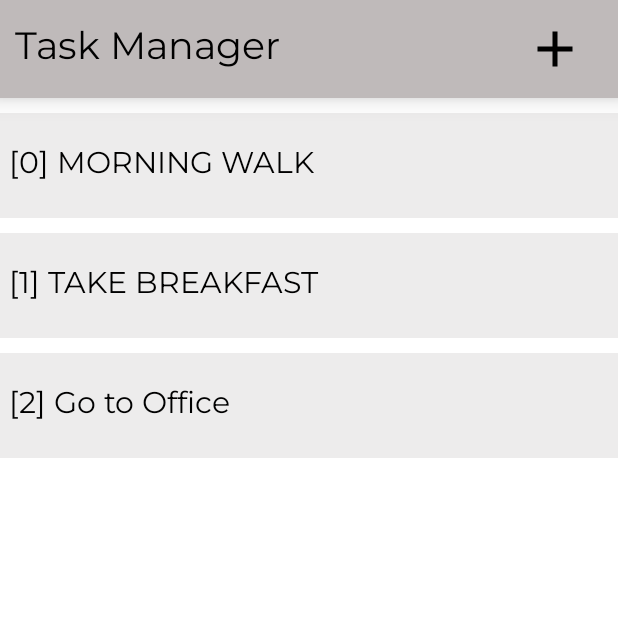
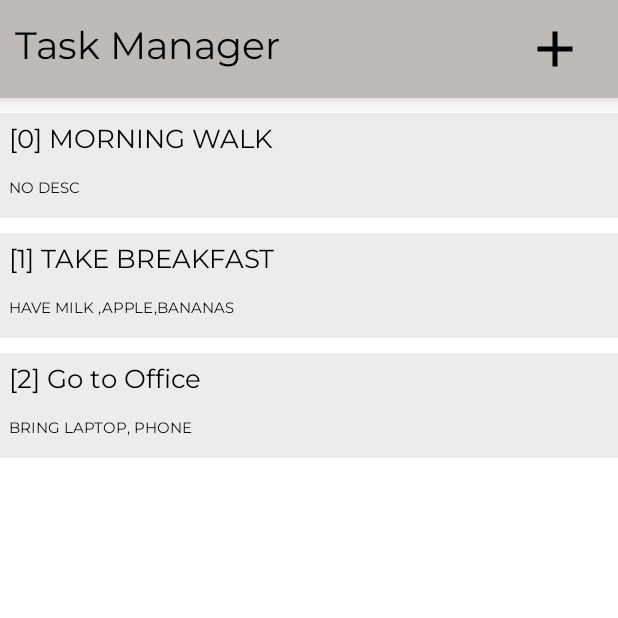
Before and after one commit to Mehraj-ud-din-Bhat/androidClass, an Android app: the screen it shows after launch (MainActivity), on a phone screen of 412 x 824 dp, the top half of it. Run offline under Robolectric (Android 15) with nearby library versions, the phone set to English and light mode, and no system bars.

Commit message:
UI ADD TASK

```diff
--- a/app/src/main/java/com/example/personapp/MainActivity.java
+++ /dev/null
@@ -1,56 +0,0 @@
-package com.example.personapp;
-
-import androidx.appcompat.app.AppCompatActivity;
-import androidx.recyclerview.widget.LinearLayoutManager;
-import androidx.recyclerview.widget.RecyclerView;
-
-import android.content.Intent;
-import android.os.Bundle;
-import android.util.Log;
-import android.view.View;
-import android.widget.Button;
-import android.widget.EditText;
-import android.widget.TextView;
-import android.widget.Toast;
-
-import java.util.ArrayList;
-
-public class MainActivity extends AppCompatActivity {
-
-
-   ArrayList<Task> list=new ArrayList<>();
-
-  RecyclerView recyclerView;
-
-
-
-    @Override
-    protected void onCreate(Bundle savedInstanceState) {
-        super.onCreate(savedInstanceState);
-        setContentView(R.layout.activity_main);
-        recyclerView=findViewById(R.id.rv_taskList);
-       initRecycler();
-
-
-    }
-
-
-    public void  initRecycler()
-    {
-        list.add(new Task("MORNING WALK","jsjsjjsjs"));
-        list.add(new Task("TAKE BREAKFAST","jsjsjjsjs"));
-        list.add(new Task("Go to Office","jsjsjjsjs"));
-        TaskAdapter taskAdapter=new TaskAdapter(list);
-        recyclerView.setAdapter(taskAdapter);
-        recyclerView.setLayoutManager(new LinearLayoutManager(this));
-    }
-
-
-
-
-
-
-
-
-
-}
--- a/app/src/main/java/com/example/personapp/Task.java
+++ /dev/null
@@ -1,11 +0,0 @@
-package com.example.personapp;
-
-public class Task {
-    String taskName;
-    String taskDescription;
-
-    public Task(String taskName, String taskDescription) {
-        this.taskName = taskName;
-        this.taskDescription = taskDescription;
-    }
-}
--- a/app/src/main/java/com/example/personapp/TaskAdapter.java
+++ b/app/src/main/java/com/example/personapp/adapter/TaskAdapter.java
@@ -1,4 +1,4 @@
-package com.example.personapp;
+package com.example.personapp.adapter;
 
 import android.content.Context;
 import android.view.LayoutInflater;
@@ -7,6 +7,9 @@ import android.view.ViewGroup;
 import android.widget.TextView;
 
 import androidx.recyclerview.widget.RecyclerView;
+
+import com.example.personapp.R;
+import com.example.personapp.models.Task;
 
 import java.util.ArrayList;
 
@@ -33,6 +36,12 @@ public class TaskAdapter extends RecyclerView.Adapter<TaskAdapter.TaskHolder> {
         // Get the data model based on position
        Task task= taskList.get(position);
        holder.taskTitle.setText("["+position+"] "+task.taskName);
+       if(task.taskDescription.isEmpty())
+       {
+           holder.taskDesc.setText("NO DESC");
+       }
+       else
+       holder.taskDesc.setText(task.taskDescription);
 
 
     }
@@ -46,10 +55,12 @@ public class TaskAdapter extends RecyclerView.Adapter<TaskAdapter.TaskHolder> {
 
     public static class TaskHolder extends RecyclerView.ViewHolder {
         TextView taskTitle;
+        TextView taskDesc;
 
         public TaskHolder(View itemView) {
             super(itemView);
             taskTitle=itemView.findViewById(R.id.taskTitle);
+            taskDesc=itemView.findViewById(R.id.taskDesc);
 
         }
     }
--- /dev/null
+++ b/app/src/main/java/com/example/personapp/models/Task.java
@@ -0,0 +1,17 @@
+package com.example.personapp.models;
+
+public class Task {
+  public      String taskName;
+    public    String taskDescription;
+
+    public Task(String taskName) {
+        this.taskName = taskName;
+        taskDescription="";
+
+    }
+
+    public Task(String taskName, String taskDescription) {
+        this.taskName = taskName;
+        this.taskDescription = taskDescription;
+    }
+}
--- /dev/null
+++ b/app/src/main/java/com/example/personapp/ui/MainActivity.java
@@ -0,0 +1,72 @@
+package com.example.personapp.ui;
+
+import androidx.appcompat.app.AppCompatActivity;
+import androidx.recyclerview.widget.LinearLayoutManager;
+import androidx.recyclerview.widget.RecyclerView;
+
+import android.content.Intent;
+import android.os.Bundle;
+import android.view.View;
+import android.widget.ImageView;
+
+import com.example.personapp.R;
+import com.example.personapp.models.Task;
+import com.example.personapp.adapter.TaskAdapter;
+
+import java.util.ArrayList;
+
+public class MainActivity extends AppCompatActivity {
+
+
+   ArrayList<Task> list=new ArrayList<>();
+   RecyclerView recyclerView;
+   ImageView   addTask;
+
+
+
+    @Override
+    protected void onCreate(Bundle savedInstanceState) {
+        super.onCreate(savedInstanceState);
+        setContentView(R.layout.activity_main);
+        recyclerView=findViewById(R.id.rv_taskList);
+        addTask=findViewById(R.id.addTask_icon);
+        initRecycler();
+        setListeners();
+
+
+    }
+
+
+    public void  initRecycler()
+    {
+        list.add(new Task("MORNING WALK"));
+        list.add(new Task("TAKE BREAKFAST","HAVE MILK ,APPLE,BANANAS "));
+        list.add(new Task("Go to Office","BRING LAPTOP, PHONE"));
+        TaskAdapter taskAdapter=new TaskAdapter(list);
+        recyclerView.setAdapter(taskAdapter);
+        recyclerView.setLayoutManager(new LinearLayoutManager(this));
+    }
+
+
+    void setListeners()
+    {
+        addTask.setOnClickListener(new View.OnClickListener() {
+            @Override
+            public void onClick(View view) {
+                Intent intent=new Intent(MainActivity.this,AddTaskActivity.class);
+                startActivity(intent);
+
+            }
+        });
+
+
+    }
+
+
+
+
+
+
+
+
+}
--- a/app/src/main/res/layout/activity_main.xml
+++ b/app/src/main/res/layout/activity_main.xml
@@ -5,7 +5,7 @@
     xmlns:tools="http://schemas.android.com/tools"
     android:layout_width="match_parent"
     android:layout_height="match_parent"
-    tools:context=".MainActivity"
+    tools:context=".ui.MainActivity"
     android:orientation="vertical">
    <LinearLayout
        android:id="@+id/toolbar"
@@ -27,6 +27,7 @@
            android:textSize="25dp" />
 
        <ImageView
+           android:id="@+id/addTask_icon"
            android:layout_width="40dp"
            android:layout_height="40dp"
            android:src="@drawable/icon_add"
--- a/app/src/main/res/layout/list_item_task.xml
+++ b/app/src/main/res/layout/list_item_task.xml
@@ -4,14 +4,28 @@
     android:layout_width="match_parent"
     android:layout_height="70dp"
     android:layout_marginTop="10dp"
-    android:background="#48BFBABA">
+    android:background="#48BFBABA"
+    android:orientation="vertical"
+    >
     <TextView
         android:id="@+id/taskTitle"
         android:layout_width="wrap_content"
         android:layout_height="wrap_content"
         android:text="TASK TITLE"
         android:fontFamily="@font/montserrat"
-        android:textSize="20dp"
+        android:textSize="17dp"
+        android:layout_gravity="center_vertical"
+        android:textColor="@color/black"
+        android:padding="6dp"
+        />
+
+    <TextView
+        android:id="@+id/taskDesc"
+        android:layout_width="wrap_content"
+        android:layout_height="wrap_content"
+        android:text="TASK TITLE"
+        android:fontFamily="@font/montserrat"
+        android:textSize="10dp"
         android:layout_gravity="center_vertical"
         android:textColor="@color/black"
         android:padding="6dp"
```
Also changed, not shown: app/src/main/AndroidManifest.xml (+5 -5 lines), app/src/main/java/com/example/personapp/ui/AddTaskActivity.java (added, +17 -0 lines), app/src/main/res/drawable/icon_close.xml (added, +10 -0 lines), app/src/main/res/layout/activity_add_task.xml (added, +88 -0 lines).
